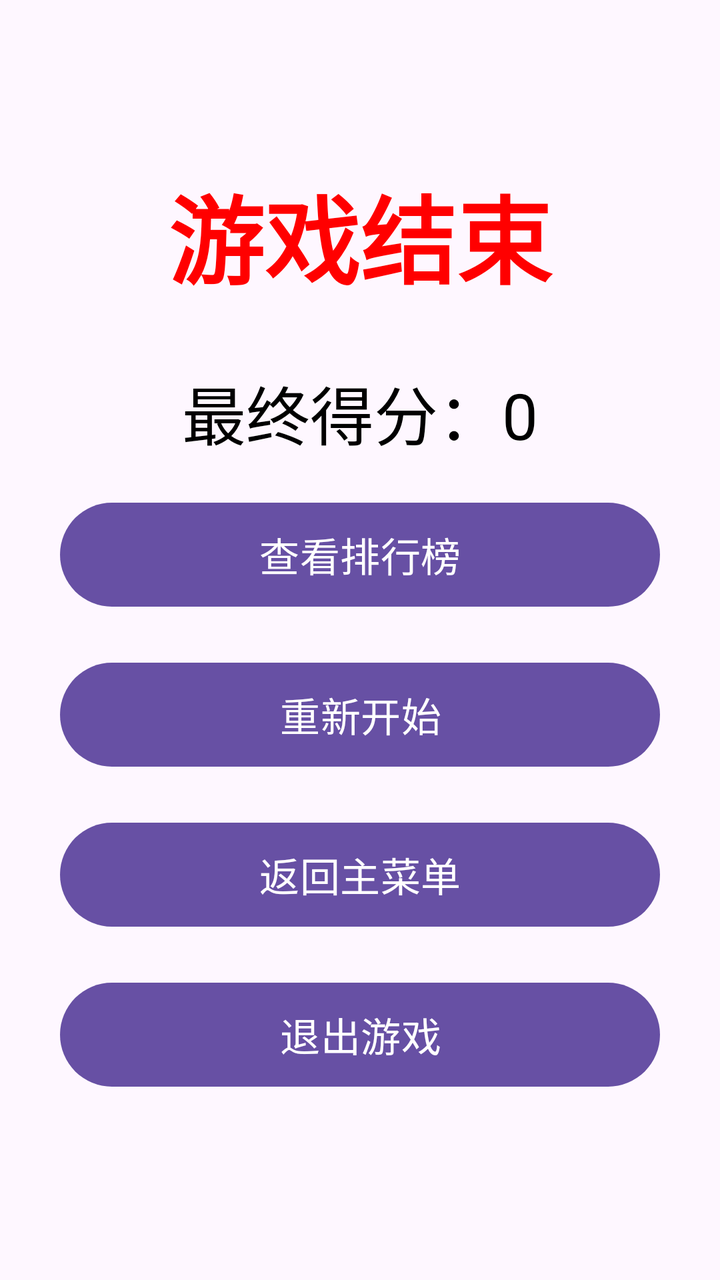
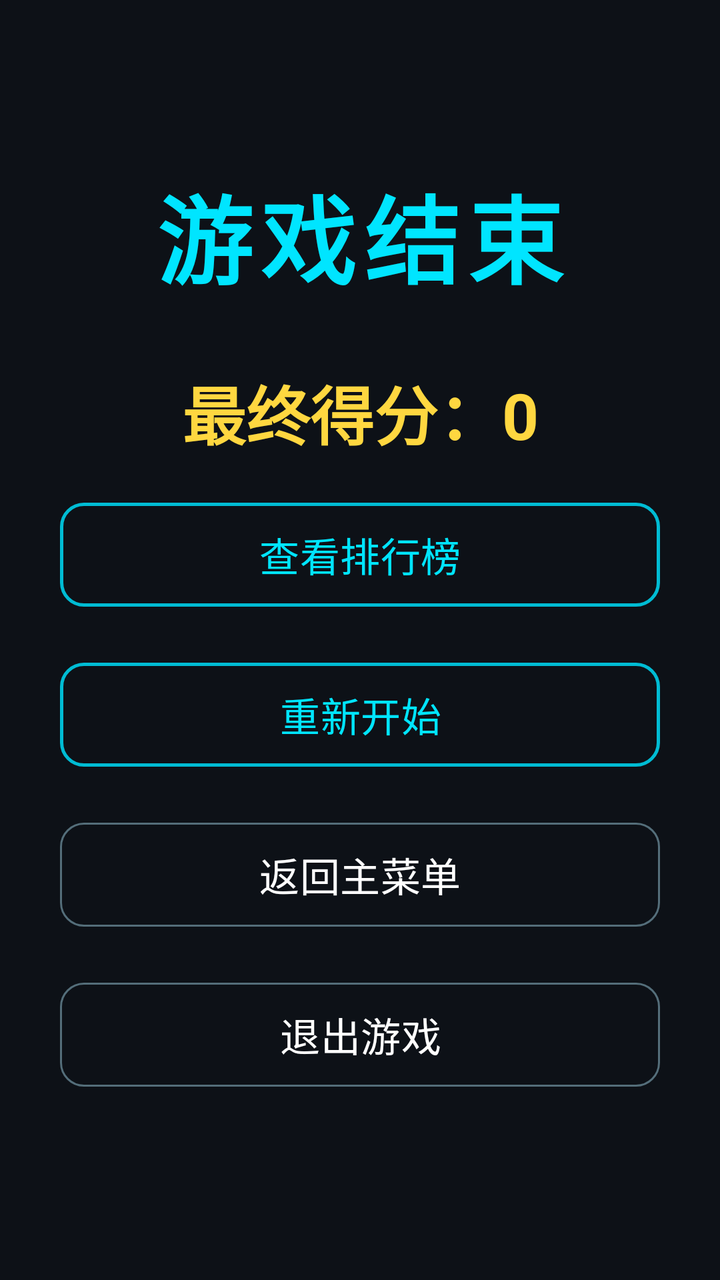

An Android layout rendered at two revisions. The XML below is the earlier revision; the diff shows what the commit changed to produce the second picture.
<!-- AndroidManifest.xml: application theme Theme.AircraftWar -->
<!-- res/layout/activity_end.xml -->
<?xml version="1.0" encoding="utf-8"?>
<LinearLayout xmlns:android="http://schemas.android.com/apk/res/android"
    android:layout_width="match_parent"
    android:layout_height="match_parent"
    android:orientation="vertical"
    android:gravity="center"
    android:padding="20dp">

    

    

    <TextView
        android:id="@+id/tv_game_over"
        android:layout_width="match_parent"
        android:layout_height="wrap_content"
        android:layout_marginBottom="30dp"
        android:gravity="center"
        android:text="游戏结束"
        android:textColor="#FF0000"
        android:textSize="48sp"
        android:textStyle="bold" />

    <TextView
        android:id="@+id/tv_score"
        android:layout_width="match_parent"
        android:layout_height="wrap_content"
        android:text="最终得分：0"
        android:textSize="32sp"
        android:textColor="#000000"
        android:gravity="center"
        android:layout_marginBottom="8dp" />

    <TextView
        android:id="@+id/tv_opponent_score"
        android:layout_width="match_parent"
        android:layout_height="wrap_content"
        android:text="对手得分：0"
        android:textSize="32sp"
        android:textColor="#555555"
        android:gravity="center"
        android:layout_marginBottom="50dp"
        android:visibility="gone" />

    
    <Button
        android:id="@+id/btn_ranking"
        android:layout_width="match_parent"
        android:layout_height="60dp"
        android:text="查看排行榜"
        android:textSize="20sp"
        android:layout_margin="10dp" />

    
    <Button
        android:id="@+id/btn_restart"
        android:layout_width="match_parent"
        android:layout_height="60dp"
        android:text="重新开始"
        android:textSize="20sp"
        android:layout_margin="10dp" />

    
    <Button
        android:id="@+id/btn_main_menu"
        android:layout_width="match_parent"
        android:layout_height="60dp"
        android:text="返回主菜单"
        android:textSize="20sp"
        android:layout_margin="10dp" />

    
    <Button
        android:id="@+id/btn_exit"
        android:layout_width="match_parent"
        android:layout_height="60dp"
        android:text="退出游戏"
        android:textSize="20sp"
        android:layout_margin="10dp" />

</LinearLayout>
<!-- resources referenced by this layout -->
<resources>
  <style name="Theme.AircraftWar" parent="Base.Theme.AircraftWar" />
  <style name="Base.Theme.AircraftWar" parent="Theme.Material3.DayNight.NoActionBar">
          
          
      </style>
</resources>

<!-- the commit's change to res/layout/activity_end.xml (unified diff, before → after) -->
@@ -1,15 +1,14 @@
 <?xml version="1.0" encoding="utf-8"?>
 <LinearLayout xmlns:android="http://schemas.android.com/apk/res/android"
+    xmlns:app="http://schemas.android.com/apk/res-auto"
     android:layout_width="match_parent"
     android:layout_height="match_parent"
     android:orientation="vertical"
     android:gravity="center"
-    android:padding="20dp">
+    android:padding="20dp"
+    android:background="@color/color_background">
 
     
-
-    
-
     <TextView
         android:id="@+id/tv_game_over"
         android:layout_width="match_parent"
@@ -17,17 +16,20 @@
         android:layout_marginBottom="30dp"
         android:gravity="center"
         android:text="游戏结束"
-        android:textColor="#FF0000"
+        android:textColor="@color/color_title"
         android:textSize="48sp"
-        android:textStyle="bold" />
+        android:textStyle="bold"
+        android:letterSpacing="0.08" />
 
+    
     <TextView
         android:id="@+id/tv_score"
         android:layout_width="match_parent"
         android:layout_height="wrap_content"
         android:text="最终得分：0"
         android:textSize="32sp"
-        android:textColor="#000000"
+        android:textColor="@color/color_accent_gold"
+        android:textStyle="bold"
         android:gravity="center"
         android:layout_marginBottom="8dp" />
 
@@ -36,8 +38,8 @@
         android:layout_width="match_parent"
         android:layout_height="wrap_content"
         android:text="对手得分：0"
-        android:textSize="32sp"
-        android:textColor="#555555"
+        android:textSize="28sp"
+        android:textColor="@color/color_text_secondary"
         android:gravity="center"
         android:layout_marginBottom="50dp"
         android:visibility="gone" />
@@ -45,37 +47,57 @@
     
     <Button
         android:id="@+id/btn_ranking"
+        style="@style/Widget.Material3.Button.OutlinedButton"
         android:layout_width="match_parent"
         android:layout_height="60dp"
         android:text="查看排行榜"
         android:textSize="20sp"
-        android:layout_margin="10dp" />
+        android:textColor="@color/color_button_text"
+        android:layout_margin="10dp"
+        app:strokeColor="@color/color_button_stroke"
+        app:strokeWidth="1.5dp"
+        app:cornerRadius="12dp" />
 
     
     <Button
         android:id="@+id/btn_restart"
+        style="@style/Widget.Material3.Button.OutlinedButton"
         android:layout_width="match_parent"
         android:layout_height="60dp"
         android:text="重新开始"
         android:textSize="20sp"
-        android:layout_margin="10dp" />
+        android:textColor="@color/color_button_text"
+        android:layout_margin="10dp"
+        app:strokeColor="@color/color_button_stroke"
+        app:strokeWidth="1.5dp"
+        app:cornerRadius="12dp" />
 
     
     <Button
         android:id="@+id/btn_main_menu"
+        style="@style/Widget.Material3.Button.OutlinedButton"
         android:layout_width="match_parent"
         android:layout_height="60dp"
         android:text="返回主菜单"
         android:textSize="20sp"
-        android:layout_margin="10dp" />
+        android:textColor="@color/color_text_primary"
+        android:layout_margin="10dp"
+        app:strokeColor="@color/color_button_back"
+        app:strokeWidth="1dp"
+        app:cornerRadius="12dp" />
 
     
     <Button
         android:id="@+id/btn_exit"
+        style="@style/Widget.Material3.Button.OutlinedButton"
         android:layout_width="match_parent"
         android:layout_height="60dp"
         android:text="退出游戏"
         android:textSize="20sp"
-        android:layout_margin="10dp" />
+        android:textColor="@color/color_text_primary"
+        android:layout_margin="10dp"
+        app:strokeColor="@color/color_button_back"
+        app:strokeWidth="1dp"
+        app:cornerRadius="12dp" />
 
 </LinearLayout>
<!-- resource entries referenced after the edit -->
@@ -1,9 +1,22 @@
 <!-- resources referenced by this layout -->
 <resources>
+  <color name="color_accent_gold">#FFD740</color>
+  <color name="color_background">#0D1117</color>
+  <color name="color_button_back">#546E7A</color>
+  <color name="color_button_stroke">#00BCD4</color>
+  <color name="color_button_text">#00E5FF</color>
+  <color name="color_text_primary">#FFFFFF</color>
+  <color name="color_text_secondary">#B0BEC5</color>
+  <color name="color_title">#00E5FF</color>
   <style name="Theme.AircraftWar" parent="Base.Theme.AircraftWar" />
   <style name="Base.Theme.AircraftWar" parent="Theme.Material3.DayNight.NoActionBar">
-          
-          
+          <item name="colorPrimary">#00BCD4</item>
+          <item name="colorPrimaryVariant">#00838F</item>
+          <item name="android:windowBackground">@color/color_background</item>
+          <item name="colorSurface">@color/color_card_bg</item>
+          <item name="colorOnSurface">@color/color_text_primary</item>
+          <item name="colorOnPrimary">@color/color_background</item>
       </style>
+  <color name="color_card_bg">#111827</color>
 </resources>
 
